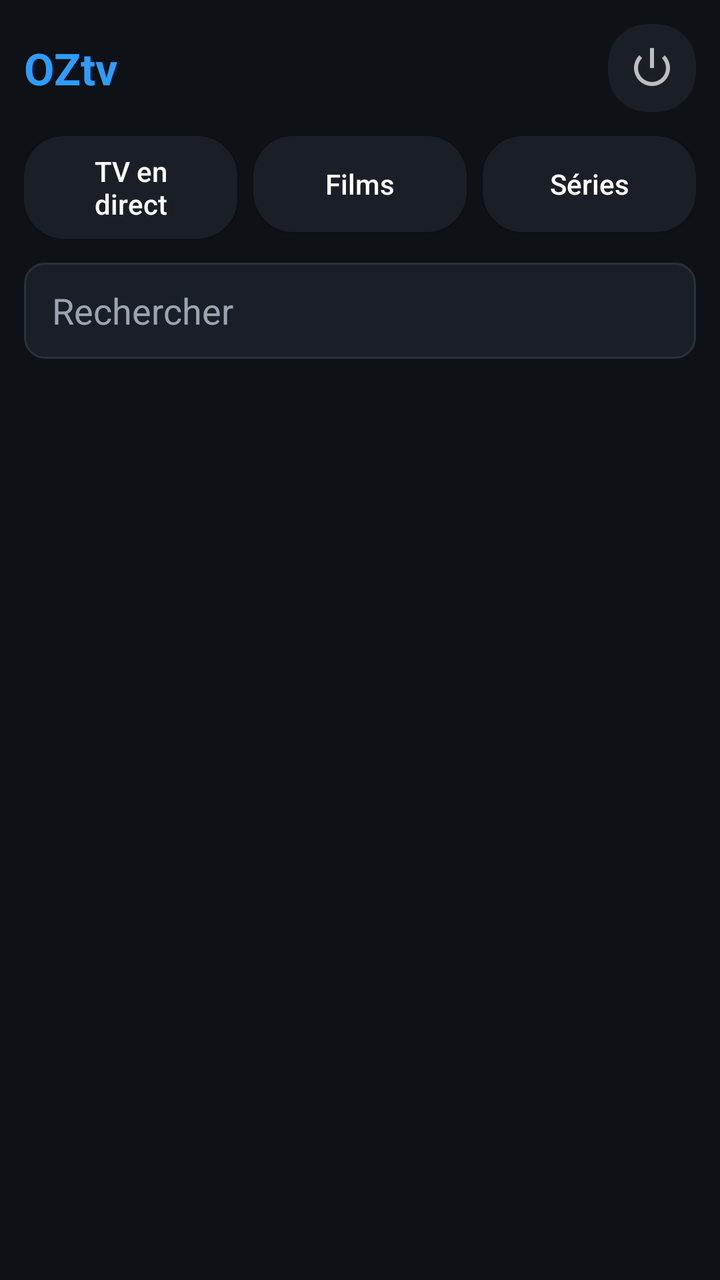
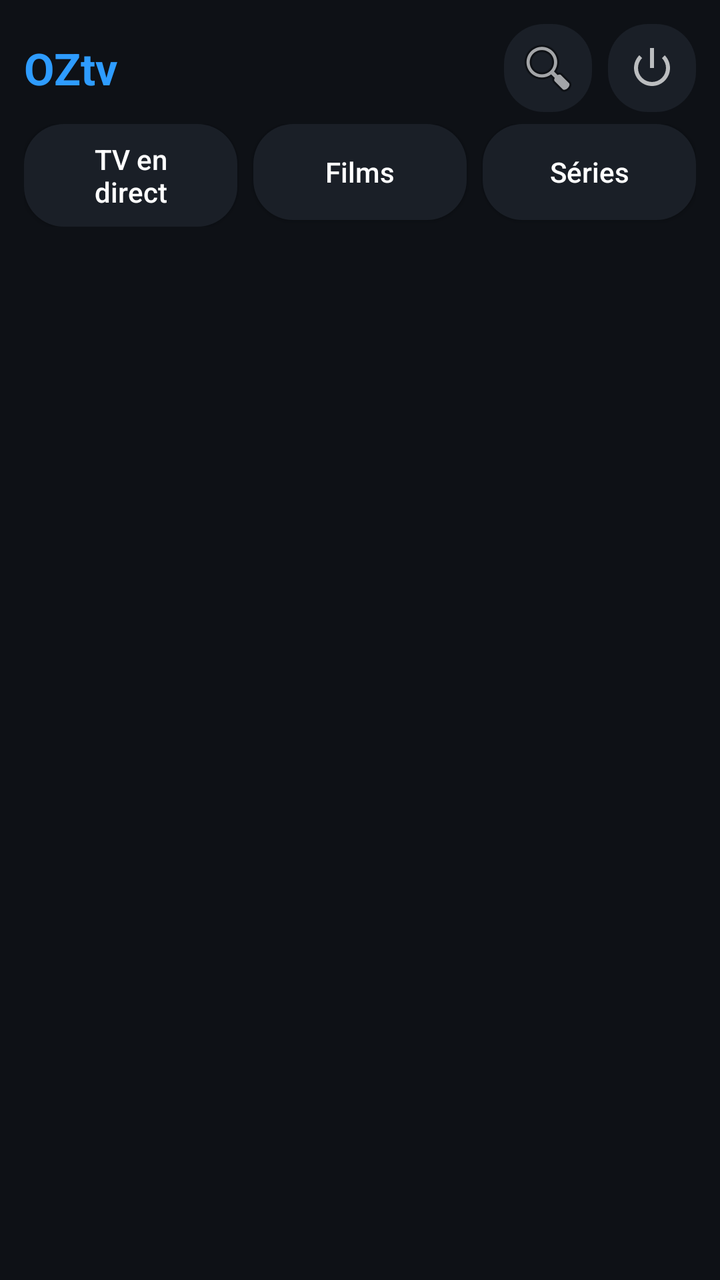

The first picture is an Android layout as it rendered before a commit; the second is the same layout after the commit. The layout source and the unified diff follow.
<!-- AndroidManifest.xml: application theme Theme.OZtv -->
<!-- res/layout/activity_main.xml -->
<?xml version="1.0" encoding="utf-8"?>
<LinearLayout xmlns:android="http://schemas.android.com/apk/res/android"
    android:layout_width="match_parent"
    android:layout_height="match_parent"
    android:orientation="vertical"
    android:background="@color/bg">

    <LinearLayout
        android:layout_width="match_parent"
        android:layout_height="wrap_content"
        android:orientation="horizontal"
        android:gravity="center_vertical"
        android:paddingHorizontal="12dp"
        android:paddingTop="12dp">

        <TextView
            android:layout_width="0dp"
            android:layout_height="wrap_content"
            android:layout_weight="1"
            android:text="@string/app_name"
            android:textColor="@color/accent"
            android:textStyle="bold"
            android:textSize="22sp" />

        <ImageButton
            android:id="@+id/btnLogout"
            android:layout_width="44dp"
            android:layout_height="44dp"
            android:background="@drawable/chip_bg"
            android:src="@android:drawable/ic_lock_power_off"
            android:contentDescription="@string/logout" />
    </LinearLayout>

    <LinearLayout
        android:layout_width="match_parent"
        android:layout_height="wrap_content"
        android:orientation="horizontal"
        android:padding="12dp"
        android:baselineAligned="false">

        <Button
            android:id="@+id/tabLive"
            android:layout_width="0dp"
            android:layout_height="wrap_content"
            android:layout_weight="1"
            android:text="@string/live"
            android:textColor="@color/text"
            android:textAllCaps="false"
            android:background="@drawable/chip_bg"
            android:layout_marginEnd="8dp" />

        <Button
            android:id="@+id/tabMovies"
            android:layout_width="0dp"
            android:layout_height="wrap_content"
            android:layout_weight="1"
            android:text="@string/movies"
            android:textColor="@color/text"
            android:textAllCaps="false"
            android:background="@drawable/chip_bg"
            android:layout_marginEnd="8dp" />

        <Button
            android:id="@+id/tabSeries"
            android:layout_width="0dp"
            android:layout_height="wrap_content"
            android:layout_weight="1"
            android:text="@string/series"
            android:textColor="@color/text"
            android:textAllCaps="false"
            android:background="@drawable/chip_bg" />
    </LinearLayout>

    <EditText
        android:id="@+id/etSearch"
        android:layout_width="match_parent"
        android:layout_height="48dp"
        android:background="@drawable/input_bg"
        android:paddingHorizontal="14dp"
        android:hint="@string/search"
        android:textColorHint="@color/text_dim"
        android:textColor="@color/text"
        android:inputType="text"
        android:layout_marginHorizontal="12dp"
        android:layout_marginBottom="8dp" />

    <HorizontalScrollView
        android:layout_width="match_parent"
        android:layout_height="wrap_content"
        android:scrollbars="none"
        android:paddingHorizontal="12dp">

        <LinearLayout
            android:id="@+id/catGroup"
            android:layout_width="wrap_content"
            android:layout_height="wrap_content"
            android:orientation="horizontal"
            android:paddingVertical="4dp" />
    </HorizontalScrollView>

    <FrameLayout
        android:layout_width="match_parent"
        android:layout_height="0dp"
        android:layout_weight="1">

        <androidx.recyclerview.widget.RecyclerView
            android:id="@+id/grid"
            android:layout_width="match_parent"
            android:layout_height="match_parent"
            android:padding="8dp"
            android:clipToPadding="false" />

        <ProgressBar
            android:id="@+id/progress"
            android:layout_width="wrap_content"
            android:layout_height="wrap_content"
            android:layout_gravity="center"
            android:visibility="gone" />

        <TextView
            android:id="@+id/tvEmpty"
            android:layout_width="wrap_content"
            android:layout_height="wrap_content"
            android:layout_gravity="center"
            android:text="Aucun résultat"
            android:textColor="@color/text_dim"
            android:visibility="gone" />
    </FrameLayout>
</LinearLayout>
<!-- resources referenced by this layout -->
<resources>
  <color name="accent">#2E9CFF</color>
  <color name="bg">#0E1116</color>
  <color name="text">#FFFFFF</color>
  <color name="text_dim">#9AA4B2</color>
  <!-- drawable chip_bg (drawable) -->
  <selector xmlns:android="http://schemas.android.com/apk/res/android">
      <item android:state_focused="true">
          <shape android:shape="rectangle">
              <solid android:color="@color/accent" />
              <corners android:radius="20dp" />
              <padding android:left="20dp" android:right="20dp" android:top="8dp" android:bottom="8dp" />
          </shape>
      </item>
      <item android:state_pressed="true">
          <shape android:shape="rectangle">
              <solid android:color="@color/accent_dark" />
              <corners android:radius="20dp" />
              <padding android:left="20dp" android:right="20dp" android:top="8dp" android:bottom="8dp" />
          </shape>
      </item>
      <item>
          <shape android:shape="rectangle">
              <solid android:color="@color/bg_card" />
              <corners android:radius="20dp" />
              <padding android:left="20dp" android:right="20dp" android:top="8dp" android:bottom="8dp" />
          </shape>
      </item>
  </selector>
  <!-- drawable input_bg (drawable) -->
  <shape xmlns:android="http://schemas.android.com/apk/res/android" android:shape="rectangle">
      <solid android:color="@color/bg_card" />
      <corners android:radius="10dp" />
      <stroke android:width="1dp" android:color="#2A313B" />
  </shape>
  <string name="app_name">OZtv</string>
  <string name="live">TV en direct</string>
  <string name="logout">Déconnexion</string>
  <string name="movies">Films</string>
  <string name="search">Rechercher</string>
  <string name="series">Séries</string>
  <style name="Theme.OZtv" parent="Theme.AppCompat.NoActionBar">
          <item name="android:windowBackground">@color/bg</item>
          <item name="colorPrimary">@color/accent</item>
          <item name="colorAccent">@color/accent</item>
          <item name="android:statusBarColor">@color/bg</item>
          <item name="android:navigationBarColor">@color/bg</item>
      </style>
  <color name="accent_dark">#1C6FC0</color>
  <color name="bg_card">#1A1F27</color>
</resources>

<!-- the commit's change to res/layout/activity_main.xml (unified diff, before → after) -->
@@ -23,6 +23,15 @@
             android:textSize="22sp" />
 
         <ImageButton
+            android:id="@+id/btnSearch"
+            android:layout_width="44dp"
+            android:layout_height="44dp"
+            android:background="@drawable/chip_bg"
+            android:src="@android:drawable/ic_menu_search"
+            android:contentDescription="@string/search"
+            android:layout_marginEnd="8dp" />
+
+        <ImageButton
             android:id="@+id/btnLogout"
             android:layout_width="44dp"
             android:layout_height="44dp"
@@ -35,7 +44,8 @@
         android:layout_width="match_parent"
         android:layout_height="wrap_content"
         android:orientation="horizontal"
-        android:padding="12dp"
+        android:paddingHorizontal="12dp"
+        android:paddingVertical="6dp"
         android:baselineAligned="false">
 
         <Button
@@ -74,7 +84,7 @@
     <EditText
         android:id="@+id/etSearch"
         android:layout_width="match_parent"
-        android:layout_height="48dp"
+        android:layout_height="44dp"
         android:background="@drawable/input_bg"
         android:paddingHorizontal="14dp"
         android:hint="@string/search"
@@ -82,7 +92,8 @@
         android:textColor="@color/text"
         android:inputType="text"
         android:layout_marginHorizontal="12dp"
-        android:layout_marginBottom="8dp" />
+        android:layout_marginBottom="6dp"
+        android:visibility="gone" />
 
     <HorizontalScrollView
         android:layout_width="match_parent"
